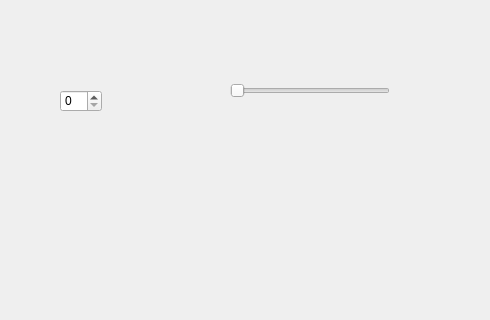
41343112/SpinBox, file widget.ui: the form before one commit; both pictures show x 0 to 490 and y 0 to 320 of the 800 by 600 pixel window.
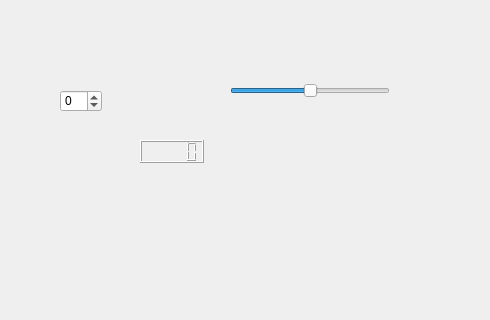
The form after the commit.

Commit message: Project Comple

The edit to the form file:
```diff
--- a/widget.ui
+++ b/widget.ui
@@ -22,6 +22,12 @@
      <height>22</height>
     </rect>
    </property>
+   <property name="minimum">
+    <number>-100</number>
+   </property>
+   <property name="maximum">
+    <number>100</number>
+   </property>
   </widget>
   <widget class="QSlider" name="horizontalSlider">
    <property name="geometry">
@@ -32,10 +38,26 @@
      <height>22</height>
     </rect>
    </property>
+   <property name="minimum">
+    <number>-100</number>
+   </property>
+   <property name="maximum">
+    <number>100</number>
+   </property>
    <property name="orientation">
     <enum>Qt::Orientation::Horizontal</enum>
    </property>
   </widget>
+  <widget class="QLCDNumber" name="lcdNumber">
+   <property name="geometry">
+    <rect>
+     <x>140</x>
+     <y>140</y>
+     <width>64</width>
+     <height>23</height>
+    </rect>
+   </property>
+  </widget>
  </widget>
  <resources/>
  <connections>
```
Left out of the diff: 16 changed lines with no effect on the pictures.
